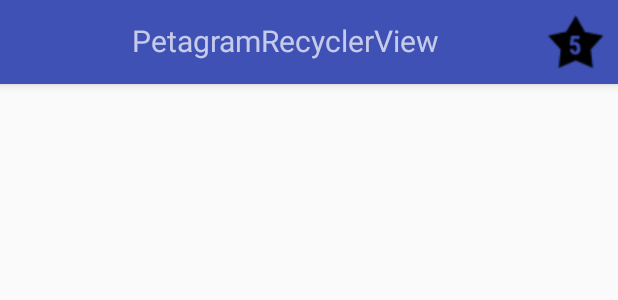
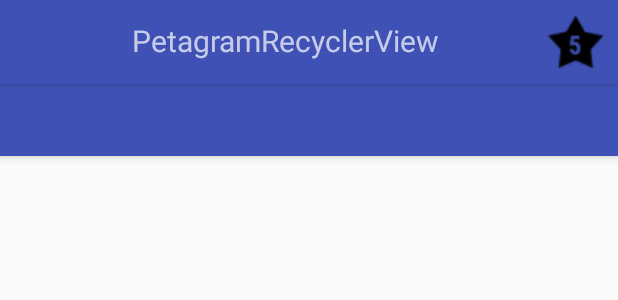
Before and after one commit to hugounavez/PetagramRecyclerView, an Android app: the layout activity_main.xml on its own in the app's theme, with its tools: preview values and no code run, on a phone screen of 412 x 824 dp. Shown: the top 300 px of the screen. Run offline under Robolectric (Android 15) with nearby library versions, the phone set to English and light mode, and no system bars.

Commit message:
adding new fragments

```diff
--- a/app/src/main/res/layout/activity_main.xml
+++ b/app/src/main/res/layout/activity_main.xml
@@ -1,25 +1,42 @@
 <?xml version="1.0" encoding="utf-8"?>
-<RelativeLayout xmlns:android="http://schemas.android.com/apk/res/android"
+<android.support.design.widget.CoordinatorLayout xmlns:android="http://schemas.android.com/apk/res/android"
     xmlns:tools="http://schemas.android.com/tools"
+    xmlns:app="http://schemas.android.com/apk/res-auto"
     android:layout_width="match_parent"
     android:layout_height="match_parent"
-    xmlns:app="http://schemas.android.com/apk/res-auto"
     tools:context="com.example.macuser.petagramrecyclerview.actitivies.MainActivity">
 
 
-    <include android:id="@+id/myActionBar"
-        layout="@layout/actionbar"
-        android:theme="@style/ThemeOverlay.AppCompat.Dark.ActionBar"
-        >
-    </include>
+    <android.support.design.widget.AppBarLayout
+        android:layout_width="match_parent"
+        android:layout_height="wrap_content">
 
-    <android.support.v7.widget.RecyclerView
-        android:id="@+id/recycler_view"
+        <include android:id="@+id/myActionBar"
+            layout="@layout/actionbar"
+            app:layout_scrollFlags="scroll|enterAlways"
+            android:theme="@style/ThemeOverlay.AppCompat.Dark.ActionBar"
+            >
+        </include>
+
+
+        <android.support.design.widget.TabLayout
+            android:id="@+id/tabLayout"
+            android:layout_width="match_parent"
+            android:layout_height="wrap_content"
+            >
+
+        </android.support.design.widget.TabLayout>
+
+    </android.support.design.widget.AppBarLayout>
+
+
+    <android.support.v4.view.ViewPager
+        android:id="@+id/viewPager"
         android:layout_width="match_parent"
         android:layout_height="wrap_content"
-        android:layout_below="@id/myActionBar"
-        app:popupTheme="@style/ThemeOverlay.AppCompat.Light"
-        android:theme="@style/ThemeOverlay.AppCompat.ActionBar"
-        android:scrollbars="vertical"/>
+        app:layout_behavior="@string/appbar_scrolling_view_behavior">
 
-</RelativeLayout>
+    </android.support.v4.view.ViewPager>
+
+
+</android.support.design.widget.CoordinatorLayout>
--- a/app/src/main/res/layout/fragment_profile_fragmet.xml
+++ b/app/src/main/res/layout/fragment_profile_fragmet.xml
@@ -10,4 +10,10 @@
         android:layout_height="match_parent"
         android:text="@string/hello_blank_fragment" />
 
+
+    <TextView
+        android:layout_width="match_parent"
+        android:layout_height="wrap_content"
+        android:textSize="100dp"
+        android:text="prueba"/>
 </FrameLayout>
```
Also changed, not shown: app/src/main/java/com/example/macuser/petagramrecyclerview/RecyclerViewFragment.java (+56 -0 lines), app/src/main/java/com/example/macuser/petagramrecyclerview/actitivies/MainActivity.java (+37 -23 lines), app/src/main/java/com/example/macuser/petagramrecyclerview/actitivies/PageAdapter.java (added, +33 -0 lines), app/src/main/java/com/example/macuser/petagramrecyclerview/actitivies/ProfileFragmet.java (+1 -39 lines), app/src/main/res/layout/frament_recyclerview.xml (+14 -1 lines), 1 other file.
